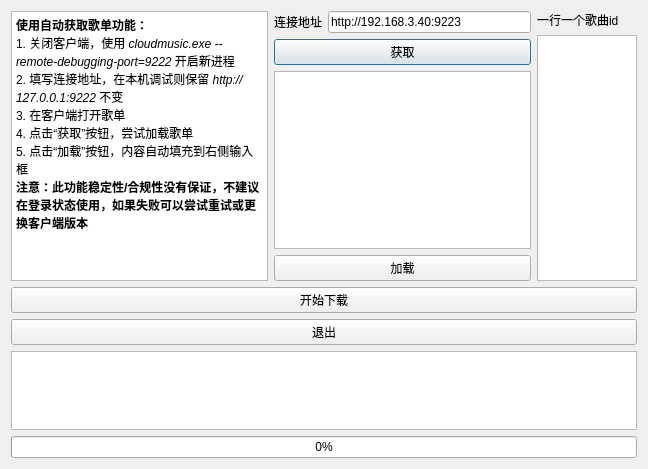
Qt form ui/get_netease_songlist_dialog.ui (shicj0927/EasyMusicPlus) before a commit.
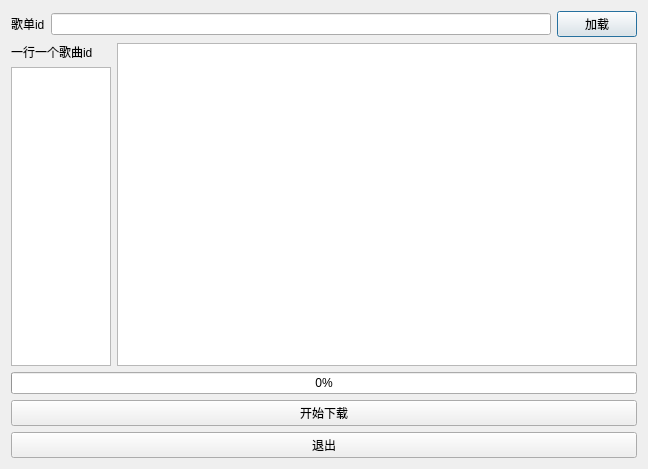
The same form after that commit.

Commit message: 支持歌单直接解析，修复歌单下载的一堆bug，修复重复添加歌单的bug

What changed in the file:
```diff
--- a/ui/get_netease_songlist_dialog.ui
+++ b/ui/get_netease_songlist_dialog.ui
@@ -13,72 +13,20 @@
   <property name="windowTitle">
    <string>Easy Music Plus Get Netease Songlist</string>
   </property>
-  <layout class="QVBoxLayout" name="verticalLayout_3">
-   <item>
-    <layout class="QHBoxLayout" name="horizontalLayout_2">
-     <item>
-      <widget class="QTextBrowser" name="qTextBrowser_help">
-       <property name="sizePolicy">
-        <sizepolicy hsizetype="Expanding" vsizetype="Preferred">
-         <horstretch>0</horstretch>
-         <verstretch>0</verstretch>
-        </sizepolicy>
-       </property>
-       <property name="minimumSize">
-        <size>
-         <width>230</width>
-         <height>270</height>
-        </size>
-       </property>
-       <property name="html">
-        <string>&lt;!DOCTYPE HTML PUBLIC &quot;-//W3C//DTD HTML 4.0//EN&quot; &quot;http://www.w3.org/TR/REC-html40/strict.dtd&quot;&gt;
-&lt;html&gt;&lt;head&gt;&lt;meta name=&quot;qrichtext&quot; content=&quot;1&quot; /&gt;&lt;meta charset=&quot;utf-8&quot; /&gt;&lt;style type=&quot;text/css&quot;&gt;
-p, li { white-space: pre-wrap; }
-hr { height: 1px; border-width: 0; }
-li.unchecked::marker { content: &quot;\2610&quot;; }
-li.checked::marker { content: &quot;\2612&quot;; }
-&lt;/style&gt;&lt;/head&gt;&lt;body style=&quot; font-family:'Sans Serif'; font-size:9pt; font-weight:400; font-style:normal;&quot;&gt;
-&lt;p style=&quot; margin-top:0px; margin-bottom:0px; margin-left:0px; margin-right:0px; -qt-block-indent:0; text-indent:0px;&quot;&gt;&lt;span style=&quot; font-weight:700;&quot;&gt;使用自动获取歌单功能：&lt;/span&gt;&lt;/p&gt;
-&lt;p style=&quot; margin-top:0px; margin-bottom:0px; margin-left:0px; margin-right:0px; -qt-block-indent:0; text-indent:0px;&quot;&gt;1. 关闭客户端，使用 &lt;span style=&quot; font-style:italic;&quot;&gt;cloudmusic.exe --remote-debugging-port=9222&lt;/span&gt; 开启新进程&lt;/p&gt;
-&lt;p style=&quot; margin-top:0px; margin-bottom:0px; margin-left:0px; margin-right:0px; -qt-block-indent:0; text-indent:0px;&quot;&gt;2. 填写连接地址，在本机调试则保留 &lt;span style=&quot; font-style:italic;&quot;&gt;http://127.0.0.1:9222&lt;/span&gt; 不变&lt;/p&gt;
-&lt;p style=&quot; margin-top:0px; margin-bottom:0px; margin-left:0px; margin-right:0px; -qt-block-indent:0; text-indent:0px;&quot;&gt;3. 在客户端打开歌单&lt;/p&gt;
-&lt;p style=&quot; margin-top:0px; margin-bottom:0px; margin-left:0px; margin-right:0px; -qt-block-indent:0; text-indent:0px;&quot;&gt;4. 点击“获取”按钮，尝试加载歌单&lt;/p&gt;
-&lt;p style=&quot; margin-top:0px; margin-bottom:0px; margin-left:0px; margin-right:0px; -qt-block-indent:0; text-indent:0px;&quot;&gt;5. 点击“加载”按钮，内容自动填充到右侧输入框&lt;/p&gt;
-&lt;p style=&quot; margin-top:0px; margin-bottom:0px; margin-left:0px; margin-right:0px; -qt-block-indent:0; text-indent:0px;&quot;&gt;&lt;span style=&quot; font-weight:700;&quot;&gt;注意：此功能稳定性/合规性没有保证，不建议在登录状态使用，如果失败可以尝试重试或更换客户端版本&lt;/span&gt;&lt;/p&gt;&lt;/body&gt;&lt;/html&gt;</string>
-       </property>
-      </widget>
-     </item>
-     <item>
       <layout class="QVBoxLayout" name="verticalLayout_2">
        <item>
         <layout class="QHBoxLayout" name="horizontalLayout">
          <item>
           <widget class="QLabel" name="qLabel_songlist_name">
            <property name="text">
-            <string>连接地址</string>
+        <string>歌单id</string>
            </property>
           </widget>
          </item>
          <item>
           <widget class="QLineEdit" name="qLineEdit_url">
            <property name="text">
-            <string>http://192.168.3.40:9223</string>
-           </property>
-          </widget>
-         </item>
-        </layout>
-       </item>
-       <item>
-        <widget class="QPushButton" name="qPushButton_request">
-         <property name="text">
-          <string>获取</string>
-         </property>
-        </widget>
-       </item>
-       <item>
-        <widget class="QPlainTextEdit" name="qPlainTextEdit_get_log">
-         <property name="readOnly">
-          <bool>true</bool>
+        <string/>
          </property>
         </widget>
        </item>
@@ -92,6 +40,8 @@
       </layout>
      </item>
      <item>
+    <layout class="QHBoxLayout" name="horizontalLayout_2">
+     <item>
       <layout class="QVBoxLayout" name="verticalLayout">
        <item>
         <widget class="QLabel" name="qLabel_song_ids">
@@ -118,22 +68,6 @@
        </item>
       </layout>
      </item>
-    </layout>
-   </item>
-   <item>
-    <widget class="QPushButton" name="qPushButton_start">
-     <property name="text">
-      <string>开始下载</string>
-     </property>
-    </widget>
-   </item>
-   <item>
-    <widget class="QPushButton" name="qPushButton_quit">
-     <property name="text">
-      <string>退出</string>
-     </property>
-    </widget>
-   </item>
    <item>
     <widget class="QPlainTextEdit" name="qPlainTextEdit_log">
      <property name="readOnly">
@@ -141,6 +75,8 @@
      </property>
     </widget>
    </item>
+    </layout>
+   </item>
    <item>
     <widget class="QProgressBar" name="qProgressBar_progress">
      <property name="value">
@@ -148,6 +84,20 @@
      </property>
     </widget>
    </item>
+   <item>
+    <widget class="QPushButton" name="qPushButton_start">
+     <property name="text">
+      <string>开始下载</string>
+     </property>
+    </widget>
+   </item>
+   <item>
+    <widget class="QPushButton" name="qPushButton_quit">
+     <property name="text">
+      <string>退出</string>
+     </property>
+    </widget>
+   </item>
   </layout>
  </widget>
  <resources/>
```
Left out of the diff: 2 changed lines with no effect on the pictures. Lines whose indentation alone changed are shown as unchanged. The commit also changes 16 other files.
